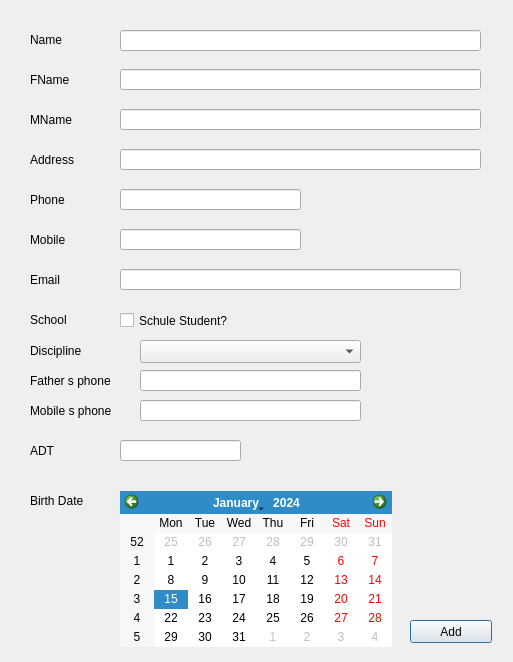
Before: the Qt Designer form Student/addnewstudentdialog.ui in MrRisoni/Gauss, drawn with Qt 5.
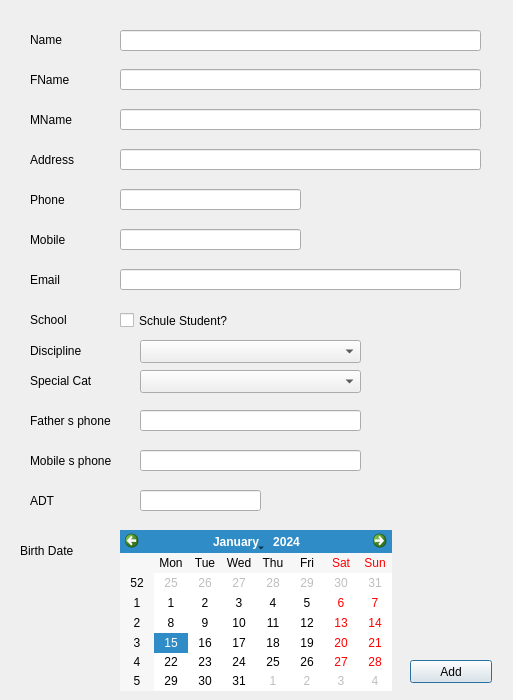
After: the same form once the commit is applied.

```diff
--- a/Student/addnewstudentdialog.ui
+++ b/Student/addnewstudentdialog.ui
@@ -7,7 +7,7 @@
     <x>0</x>
     <y>0</y>
     <width>513</width>
-    <height>662</height>
+    <height>700</height>
    </rect>
   </property>
   <property name="windowTitle">
@@ -137,8 +137,8 @@
   <widget class="QLabel" name="label_10">
    <property name="geometry">
     <rect>
-     <x>30</x>
-     <y>490</y>
+     <x>20</x>
+     <y>540</y>
      <width>91</width>
      <height>21</height>
     </rect>
@@ -268,7 +268,7 @@
    <property name="geometry">
     <rect>
      <x>410</x>
-     <y>620</y>
+     <y>660</y>
      <width>82</width>
      <height>23</height>
     </rect>
@@ -281,9 +281,9 @@
    <property name="geometry">
     <rect>
      <x>120</x>
-     <y>491</y>
+     <y>530</y>
      <width>272</width>
-     <height>156</height>
+     <height>161</height>
     </rect>
    </property>
   </widget>
@@ -291,7 +291,7 @@
    <property name="geometry">
     <rect>
      <x>30</x>
-     <y>440</y>
+     <y>490</y>
      <width>61</width>
      <height>21</height>
     </rect>
@@ -303,8 +303,8 @@
   <widget class="QLineEdit" name="lineADT">
    <property name="geometry">
     <rect>
-     <x>120</x>
-     <y>440</y>
+     <x>140</x>
+     <y>490</y>
      <width>121</width>
      <height>21</height>
     </rect>
@@ -340,7 +340,7 @@
    <property name="geometry">
     <rect>
      <x>30</x>
-     <y>370</y>
+     <y>410</y>
      <width>101</width>
      <height>21</height>
     </rect>
@@ -353,7 +353,7 @@
    <property name="geometry">
     <rect>
      <x>30</x>
-     <y>400</y>
+     <y>450</y>
      <width>101</width>
      <height>21</height>
     </rect>
@@ -366,7 +366,7 @@
    <property name="geometry">
     <rect>
      <x>140</x>
-     <y>370</y>
+     <y>410</y>
      <width>221</width>
      <height>21</height>
     </rect>
@@ -376,7 +376,7 @@
    <property name="geometry">
     <rect>
      <x>140</x>
-     <y>400</y>
+     <y>450</y>
      <width>221</width>
      <height>21</height>
     </rect>
@@ -392,6 +392,29 @@
     </rect>
    </property>
   </widget>
+  <widget class="QComboBox" name="comboSpecialCats">
+   <property name="geometry">
+    <rect>
+     <x>140</x>
+     <y>370</y>
+     <width>221</width>
+     <height>23</height>
+    </rect>
+   </property>
+  </widget>
+  <widget class="QLabel" name="label_14">
+   <property name="geometry">
+    <rect>
+     <x>30</x>
+     <y>370</y>
+     <width>91</width>
+     <height>21</height>
+    </rect>
+   </property>
+   <property name="text">
+    <string>Special Cat</string>
+   </property>
+  </widget>
  </widget>
  <resources/>
  <connections/>
```
